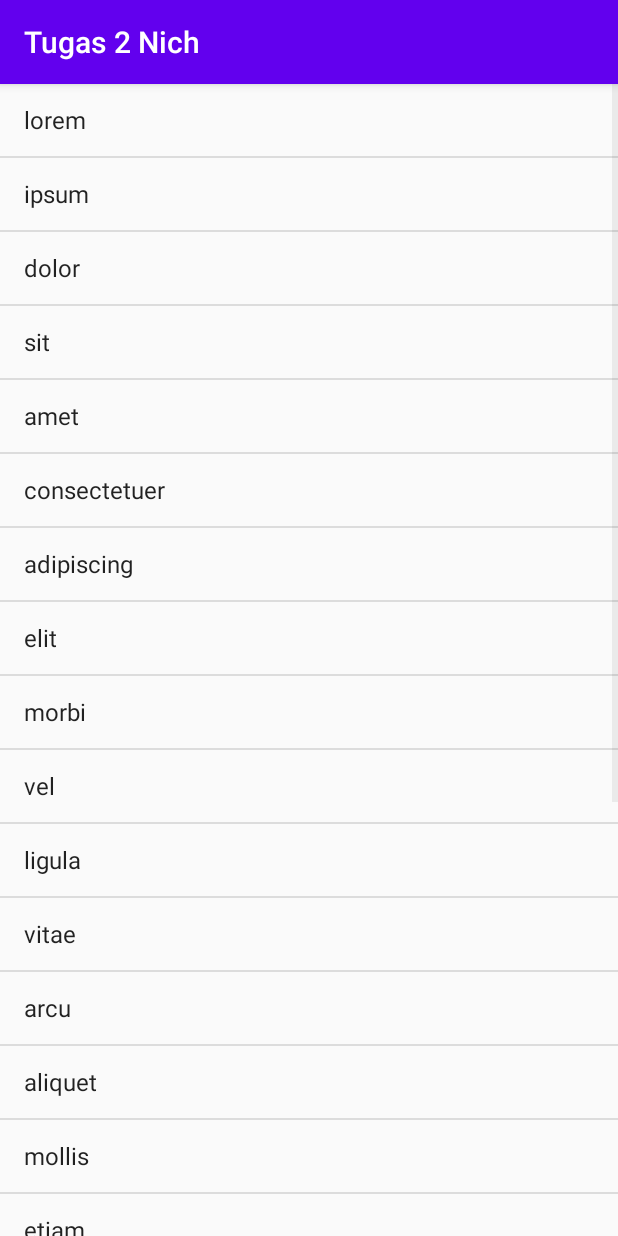
After one commit to whosfeena/Progmob-fina, an Android app: the ListActivity screen opened directly, with no data from a screen before it, on a phone screen of 412 x 824 dp. The commit adds this screen. Run offline under Robolectric (Android 15) with nearby library versions, the phone set to English and light mode, and no system bars.

Commit message:
menampilkan list view

```diff
--- a/app/src/main/AndroidManifest.xml
+++ b/app/src/main/AndroidManifest.xml
@@ -9,7 +9,8 @@
         android:roundIcon="@mipmap/ic_launcher_round"
         android:supportsRtl="true"
         android:theme="@style/AppTheme">
-        <activity android:name=".ProteinTracker"></activity>
+        <activity android:name=".Pertemuan3.ListActivity"></activity>
+        <activity android:name=".ProteinTracker" />
         <activity android:name=".HelpActivity" />
         <activity android:name=".MainActivity">
             <intent-filter>
--- /dev/null
+++ b/app/src/main/java/com/example/progmobtugas/Pertemuan3/ListActivity.java
@@ -0,0 +1,29 @@
+package com.example.progmobtugas.Pertemuan3;
+
+import androidx.appcompat.app.AppCompatActivity;
+
+import android.os.Bundle;
+import android.widget.ArrayAdapter;
+import android.widget.ListView;
+
+import com.example.progmobtugas.R;
+
+public class ListActivity extends AppCompatActivity {
+    String[] items={"lorem", "ipsum", "dolor", "sit", "amet",
+            "consectetuer", "adipiscing", "elit", "morbi", "vel",
+            "ligula", "vitae", "arcu", "aliquet", "mollis",
+            "etiam", "vel", "erat", "placerat", "ante",
+            "porttitor", "sodales", "pellentesque", "augue", "purus"};
+
+    @Override
+    protected void onCreate(Bundle savedInstanceState) {
+        super.onCreate(savedInstanceState);
+        setContentView(R.layout.activity_list);
+
+        ListView lv = (ListView)findViewById(R.id.lvLatihan);
+
+        //adapter digunakan untuk menghubungkan data dengan ui nya
+        lv.setAdapter(new ArrayAdapter<String>(ListActivity.this,android.R.layout.simple_list_item_1,items));
+    }
+
+}
--- /dev/null
+++ b/app/src/main/res/layout/activity_list.xml
@@ -0,0 +1,14 @@
+<?xml version="1.0" encoding="utf-8"?>
+<androidx.constraintlayout.widget.ConstraintLayout xmlns:android="http://schemas.android.com/apk/res/android"
+    xmlns:app="http://schemas.android.com/apk/res-auto"
+    xmlns:tools="http://schemas.android.com/tools"
+    android:layout_width="match_parent"
+    android:layout_height="match_parent"
+    tools:context=".Pertemuan3.ListActivity">
+
+    <ListView
+        android:id="@+id/lvLatihan"
+        android:layout_width="match_parent"
+        android:layout_height="match_parent"
+        app:layout_constraintTop_toTopOf="parent" />
+</androidx.constraintlayout.widget.ConstraintLayout>
```
Also changed, not shown: app/src/main/java/com/example/progmobtugas/MainActivity.java (+15 -1 lines), app/src/main/res/layout/activity_main.xml (+34 -1 lines).
